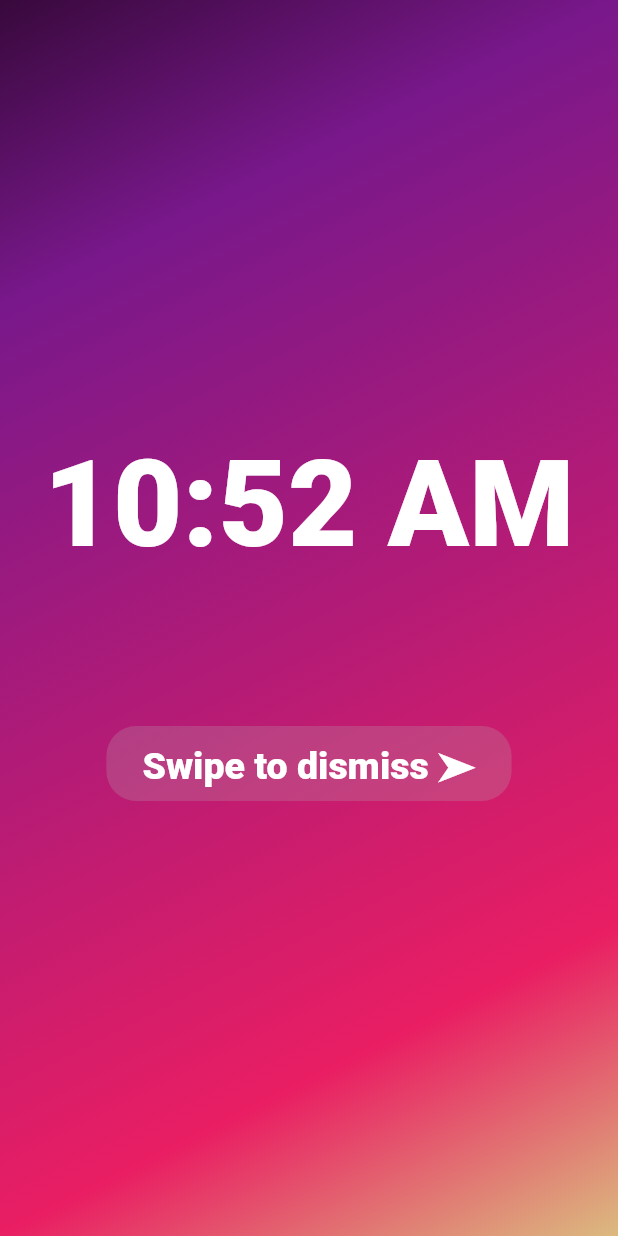
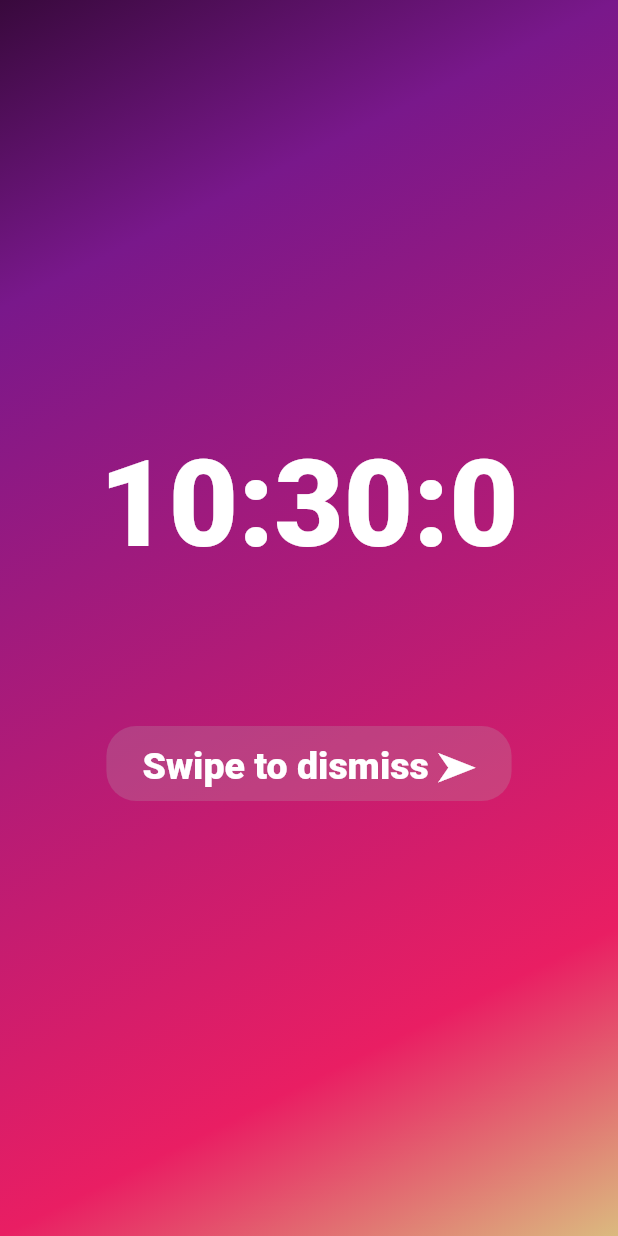
Before and after one commit to TA-Solaris/Fusion-Hackathon-2024, a Flutter app: the AlarmPageView screen opened by its route, on a phone screen of 412 x 824 dp. Run offline on Flutter 3.47's test engine with Material 3 defaults, Android fonts, the phone set to English and light mode, and no system bars; generated files the repository leaves out were written again; network calls fail; Roboto replaces fonts that are missing (RobotoMono).

Commit message:
Seperated timer

```diff
--- /dev/null
+++ b/FusionClockApp/lib/src/alarm_page/alarm_page_time.dart
@@ -0,0 +1,23 @@
+import 'package:flutter/material.dart';
+
+class AlarmPageTime extends StatelessWidget {
+  const AlarmPageTime({super.key});
+
+  @override
+  Widget build(BuildContext context) {
+
+    // Getting the current time
+    DateTime now = DateTime.now();
+    String formattedDate = "${now.hour}:${now.minute}:${now.second}";
+
+    return Text(
+      style: const TextStyle(
+        color: Colors.white,
+        fontSize: 80,
+        decoration: TextDecoration.none,
+        fontFamily: 'RobotoMono'
+      ),
+      formattedDate
+    );
+  }
+}
--- a/FusionClockApp/lib/src/alarm_page/alarm_page_view.dart
+++ b/FusionClockApp/lib/src/alarm_page/alarm_page_view.dart
@@ -1,6 +1,7 @@
 import 'package:flutter/material.dart';
 
 import 'package:fusionclock/src/home_page/home_page_view.dart';
+import 'package:fusionclock/src/alarm_page/alarm_page_time.dart';
 
 class AlarmPageView extends StatelessWidget {
   const AlarmPageView({super.key});
@@ -32,15 +33,7 @@ class AlarmPageView extends StatelessWidget {
         mainAxisAlignment: MainAxisAlignment.center,
         crossAxisAlignment: CrossAxisAlignment.center,
         children: [
-          const Text(
-            style: TextStyle(
-              color: Colors.white,
-              fontSize: 80,
-              decoration: TextDecoration.none,
-              fontFamily: 'RobotoMono'
-            ),
-            '10:52 AM'
-          ),
+          const AlarmPageTime(),
           const SizedBox(
             height: 100
           ),
```
